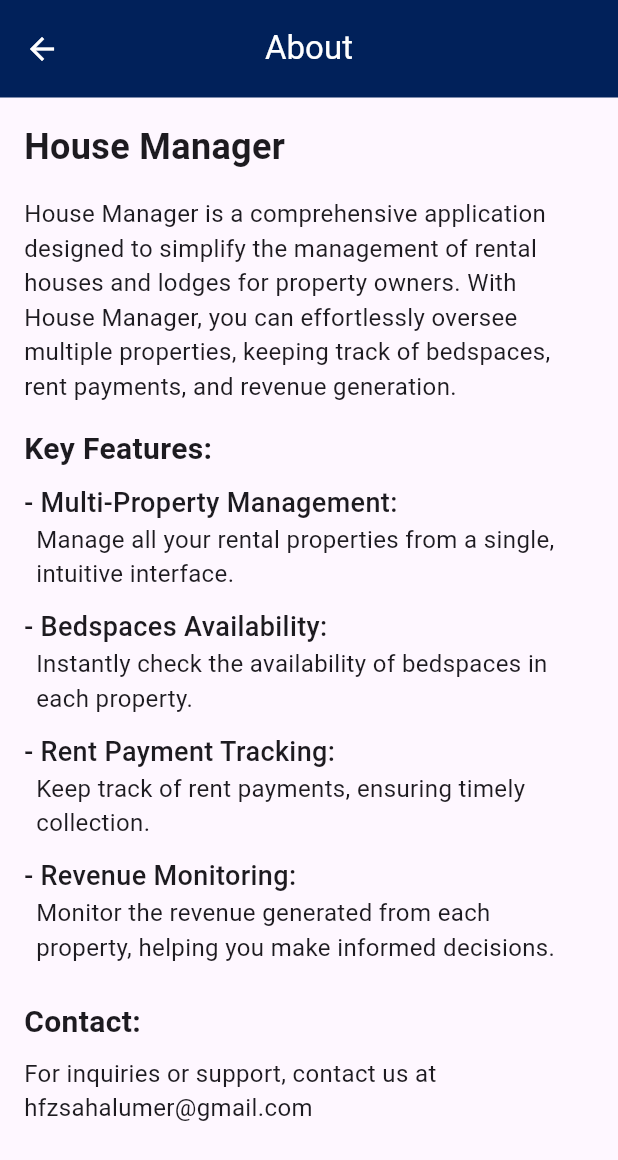
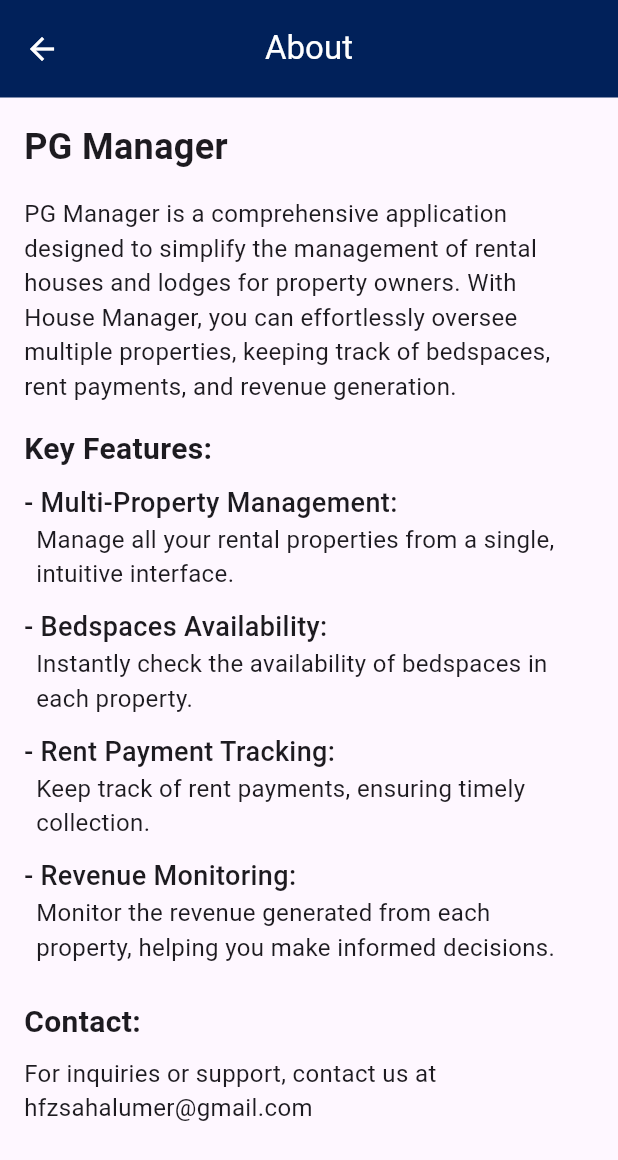
Before and after one commit to Sahalumer/Lodge-Managment, a Flutter app: the AboutScreen screen opened directly, on a phone screen of 412 x 824 dp. Shown: the top 1160 px of the screen. Run offline on Flutter 3.47's test engine with Material 3 defaults, Android fonts, the phone set to English and light mode, and no system bars; our stand-ins replace flutter_markdown, hive_flutter, image_picker, shared_preferences; accounts and stored records are empty.

Commit message:
some cghands

```diff
--- a/lib/screens/terms_and_privacy/about.dart
+++ b/lib/screens/terms_and_privacy/about.dart
@@ -22,12 +22,12 @@ class AboutScreen extends StatelessWidget {
               crossAxisAlignment: CrossAxisAlignment.start,
               children: [
                 Text(
-                  'House Manager',
+                  'PG Manager',
                   style: TextStyle(fontSize: 24, fontWeight: FontWeight.bold),
                 ),
                 SizedBox(height: 16),
                 Text(
-                  'House Manager is a comprehensive application designed to simplify the management of rental houses and lodges for property owners. With House Manager, you can effortlessly oversee multiple properties, keeping track of bedspaces, rent payments, and revenue generation.',
+                  'PG Manager is a comprehensive application designed to simplify the management of rental houses and lodges for property owners. With House Manager, you can effortlessly oversee multiple properties, keeping track of bedspaces, rent payments, and revenue generation.',
                   textAlign: TextAlign.start,
                   style: TextStyle(fontSize: 16),
                 ),
```
Also changed, not shown: Assets/Logo/WhatsApp Image 2024-03-06 at 15.21.02_6c23966e.jpg (added), 4 other files.
